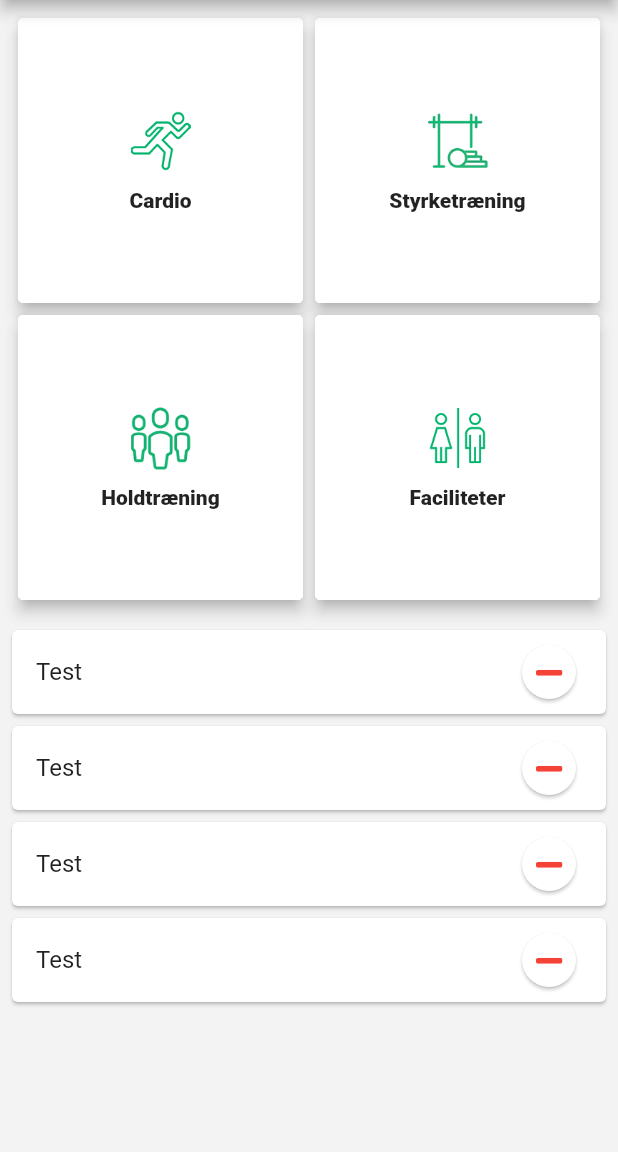
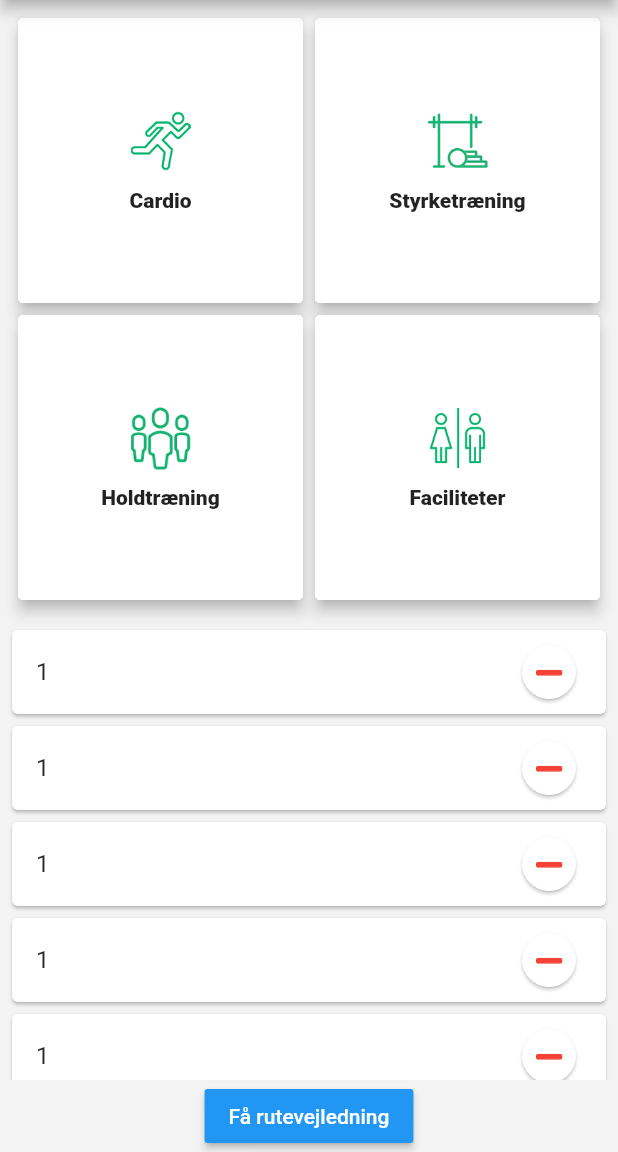
Before and after one commit to MichaelWestergaard/iBeacon_InnTech, a Flutter app: the Plan screen opened by its route, on a phone screen of 412 x 824 dp, the part 84-1236 px from its top. Run offline on Flutter 3.47's test engine with Material 2 defaults, Android fonts, the phone set to English and light mode, and no system bars; our stand-ins replace carousel_slider, font_awesome_flutter.

Commit message:
planlægning

```diff
--- a/lib/Plan.dart
+++ b/lib/Plan.dart
@@ -6,22 +6,15 @@ class Plan extends StatefulWidget {
   @override
   _PlanState createState() => _PlanState();
 
-  List<Place> plannedRoute = List<Place>();
+  List<Place> plannedRoute = [Place("1"),Place("1"),Place("1"),Place("1"),Place("1"),Place("1"),Place("1"),Place("1"),];
+
 }
 
 class _PlanState extends State<Plan> {
 
-
-
-
   @override
   Widget build(BuildContext context) {
-    widget.plannedRoute = List<Place>();
 
-    widget.plannedRoute.add(Place("Test"));
-    widget.plannedRoute.add(Place("Test"));
-    widget.plannedRoute.add(Place("Test"));
-    widget.plannedRoute.add(Place("Test"));
 
     return Scaffold(
         backgroundColor: Color(0xfff3f3f3),
@@ -59,15 +52,20 @@ class _PlanState extends State<Plan> {
                 padding: EdgeInsets.all(4),
                 itemCount: widget.plannedRoute.length,
                 itemBuilder: (context, index) =>
-                    buildRoute(context, widget.plannedRoute[index]),
+                    buildRoute(context, widget.plannedRoute[index], index),
               ),
+            ),
+            RaisedButton(
+              onPressed: () {},
+              color: Colors.blue,
+              child: Text("Få rutevejledning", style: TextStyle(color: Colors.white),),
             )
           ],
         )
     );
   }
 
-  Widget buildRoute(BuildContext context, Place place){
+  Widget buildRoute(BuildContext context, Place place, int index){
     return Card(
       child: ListTile(
         title: Text(place.name),
@@ -76,6 +74,9 @@ class _PlanState extends State<Plan> {
           child: InkWell(
             onTap: () {
               print("clicked");
+              setState(() {
+                widget.plannedRoute.removeAt(index);
+              });
             },
             child: Padding(
               padding: const EdgeInsets.all(8.0),
```
